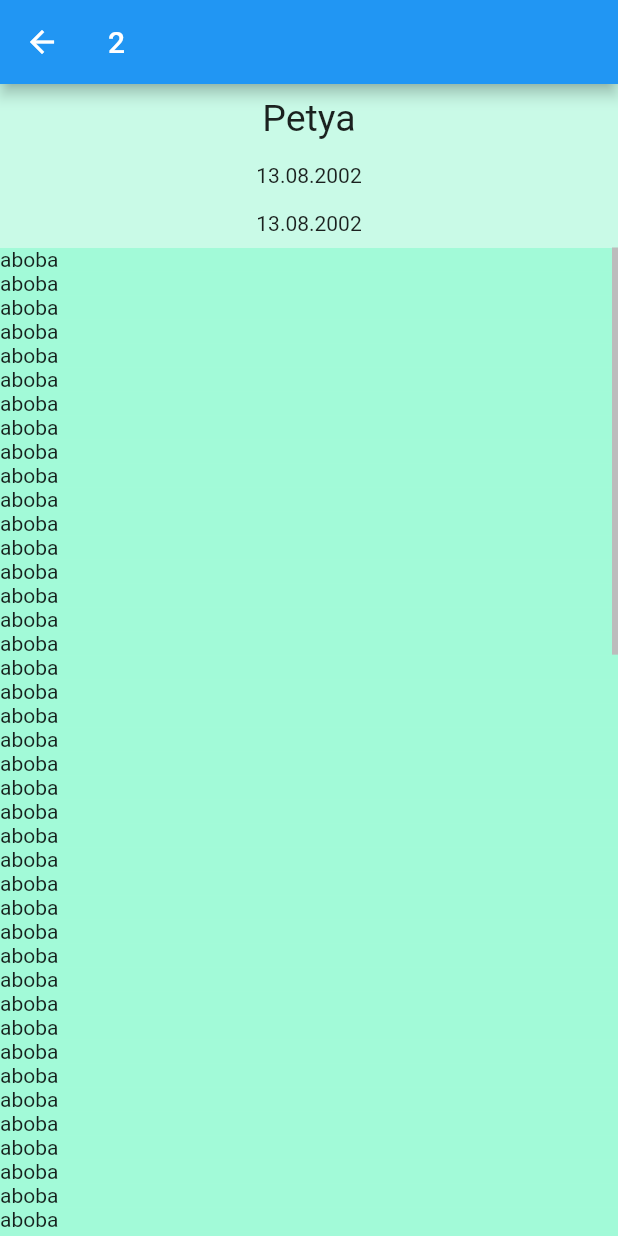
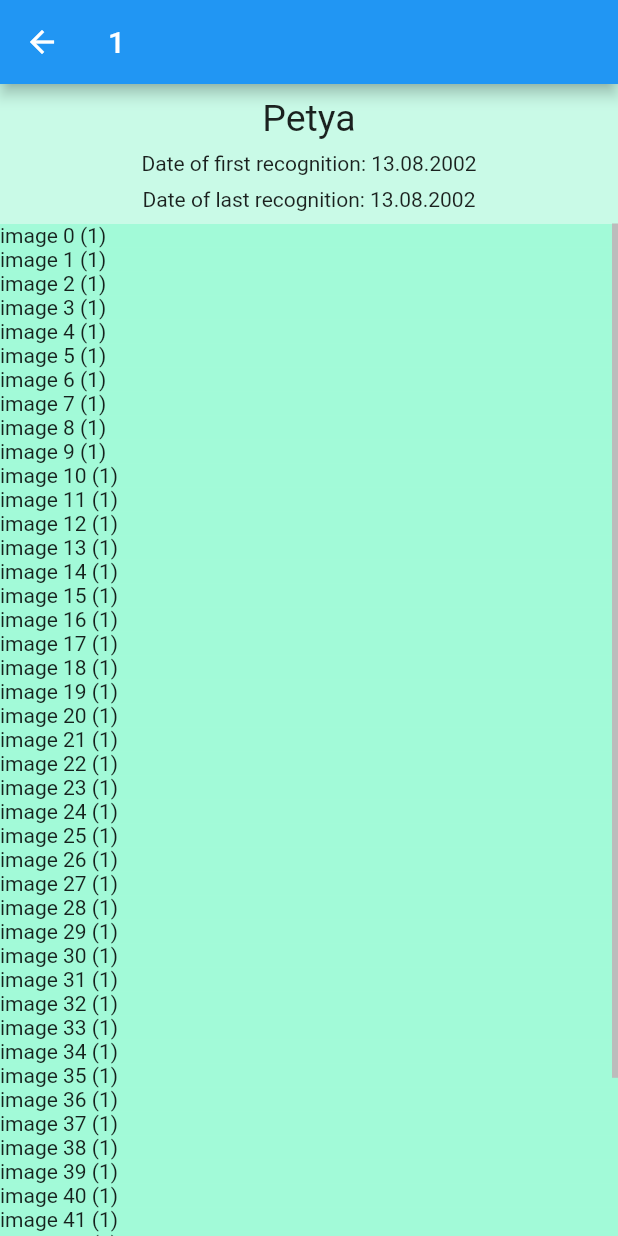
Before and after one commit to mathhyyn/frecq, a Flutter app: the UsersListPage screen opened directly, after a tap on an icon or button, on a phone screen of 412 x 824 dp. Run offline on Flutter 3.47's test engine with Material 2 defaults, Android fonts, the light colour scheme and no system bars.

Commit message:
code format

```diff
--- a/lib/widgets/image.dart
+++ b/lib/widgets/image.dart
@@ -1,16 +1,15 @@
 import 'package:flutter/material.dart';
 
 class ImageWidget extends StatelessWidget {
-  final int _id;
-  final int index;
+  final int _userId;
+  final int _imageId;
 
-  const ImageWidget(this._id, this.index, {super.key});
+  const ImageWidget(this._userId, this._imageId, {super.key});
 
   @override
   Widget build(BuildContext context) {
     return Container(
-          color: Color.fromARGB(50, 0, 250, 154),
-          child: Text("aboba")
-    );
+        color: const Color.fromARGB(50, 0, 250, 154),
+        child: Text("image $_imageId ($_userId)"));
   }
 }
--- a/lib/widgets/user.dart
+++ b/lib/widgets/user.dart
@@ -1,8 +1,6 @@
 import 'package:flutter/material.dart';
 
 import 'image.dart';
-
-const List<String> users = <String>["Tom", "Alice", "Bob", "Sam", "Kate"];
 
 class SecondScreen extends StatelessWidget {
   final int _id;
@@ -18,7 +16,7 @@ class SecondScreen extends StatelessWidget {
         title: Text(_id.toString()),
       ),
       body: Center(
-        child: RawScrollbarExample(this._id),
+        child: RawScrollbarExample(_id),
       ),
     );
   }
@@ -43,44 +41,52 @@ class _RawScrollbarExampleState extends State<RawScrollbarExample> {
   Widget build(BuildContext context) {
     return LayoutBuilder(
         builder: (BuildContext context, BoxConstraints constraints) {
+      List<int> images = <int>[];
+      for (int i = 0; i < 50; i++) {
+        images.add(i);
+      }
+      /* something */
+
       return Container(
-          color: Color.fromARGB(50, 0, 250, 154),
-          child:Column(
-
+          color: const Color.fromARGB(50, 0, 250, 154),
+          child: Column(
             children: <Widget>[
-          Padding(
-
+              const Padding(
                 padding: EdgeInsets.all(8),
                 child: Align(
-
                   alignment: Alignment.topCenter,
-              child: Text('Petya', style: TextStyle(fontSize: 25.0),),
+                  child: Text(
+                    'Petya',
+                    style: TextStyle(fontSize: 25.0),
+                  ),
                 ),
               ),
               Padding(
-            padding: EdgeInsets.all(8),
+                padding: const EdgeInsets.all(0),
                 child: Align(
                   alignment: Alignment.topCenter,
-              child: Text('$date1'),
+                  child: Text('Date of first recognition: $date1'),
                 ),
               ),
               Padding(
-            padding: EdgeInsets.all(8),
+                padding: const EdgeInsets.all(8),
                 child: Align(
                   alignment: Alignment.topCenter,
-              child: Text('$date2'),
+                  child: Text('Date of last recognition: $date2'),
                 ),
               ),
               Expanded(
-              flex: 1,
+                  /*
+                * images list style
+                */
                   child: Scrollbar(
                 thumbVisibility: true,
                 controller: _firstController,
                 child: ListView.builder(
                     controller: _firstController,
-                    itemCount: 100,
+                    itemCount: images.length,
                     itemBuilder: (BuildContext context, int index) {
-                      return ImageWidget(_id, index);
+                      return ImageWidget(_id, images[index]);
                     }),
               )),
             ],
--- a/lib/widgets/users_list.dart
+++ b/lib/widgets/users_list.dart
@@ -1,8 +1,7 @@
 import 'package:flutter/material.dart';
 import 'user.dart';
-import 'image.dart';
 
-const List<int> users = <int>[1, 2];
+const List<int> users = <int>[1, 2, 3, 666];
 
 class UsersListPage extends StatelessWidget {
   const UsersListPage({super.key});
@@ -22,9 +21,10 @@ class UsersListPage extends StatelessWidget {
                       Navigator.push(
                           context,
                           MaterialPageRoute(
-                              builder: (context) => SecondScreen(users[index])));
+                              builder: (context) =>
+                                  SecondScreen(users[index])));
                     },
-                    child: Text('user page $index'))
+                    child: Text('user page ${users[index]}'))
               ],
             );
           }),
```
Also changed, not shown: lib/main.dart (+3 -46 lines). Lines whose indentation alone changed are shown as unchanged.
